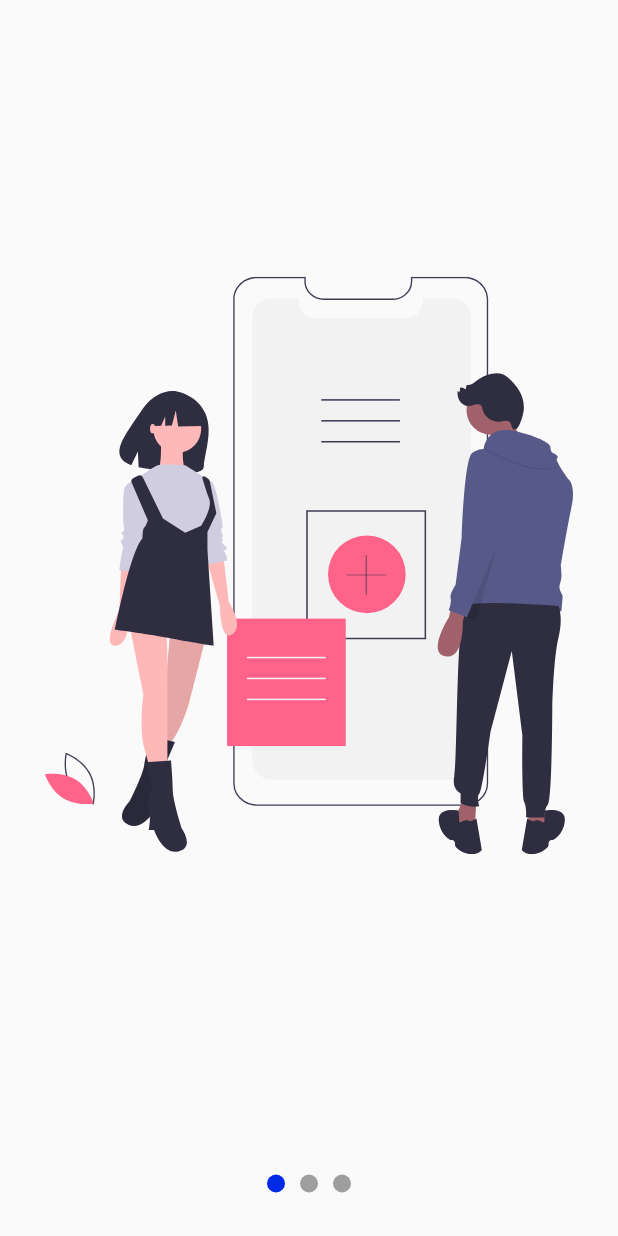
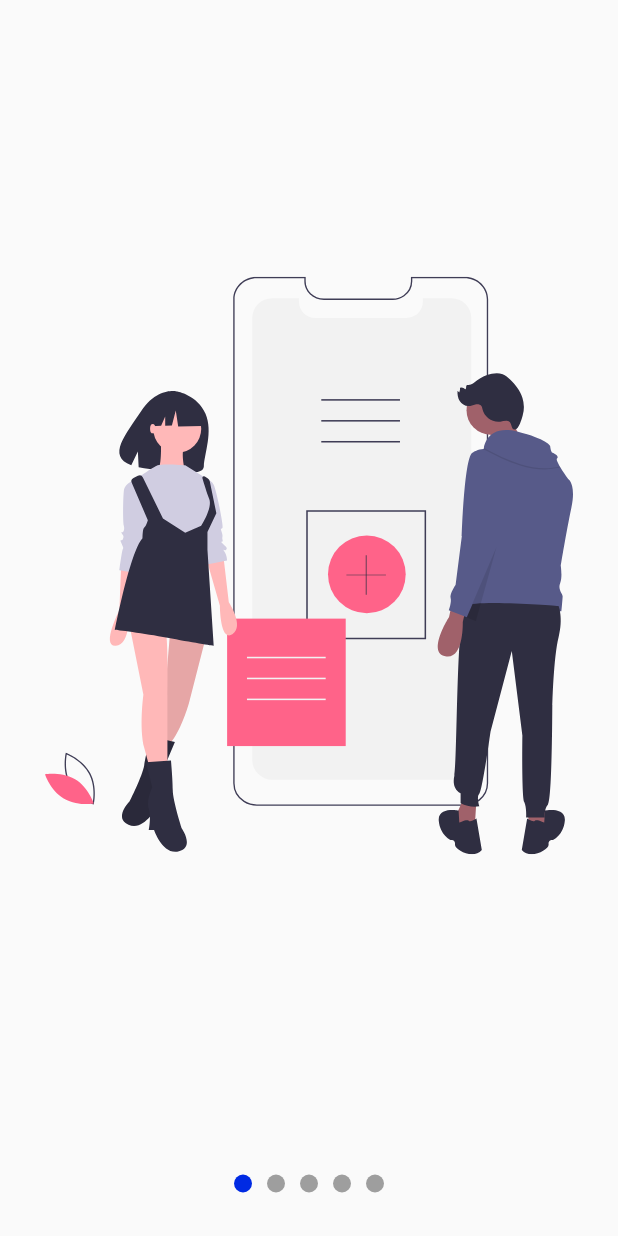
Before and after one commit to JeancarlosCarvajal/Disenos-de-Slide-Show-personalizados-para-mostrar-dispositivas, a Flutter app: the screen it shows after launch, on a phone screen of 412 x 824 dp. Run offline on Flutter 3.47's test engine with Material 2 defaults, Android fonts, the light colour scheme and no system bars; our stand-ins replace flutter_svg.

Commit message:
Automatizando la cantidad de puntos en funcion de la cantidad del array

```diff
--- a/lib/main.dart
+++ b/lib/main.dart
@@ -1,6 +1,6 @@
+import 'package:flutter/material.dart';
 
-import 'package:c_slides_show/src/pages/slides_show_page.dart';
-import 'package:flutter/material.dart';
+import 'package:c_slides_show/src/pages/slide_show_page.dart';
 
 void main() => runApp(MyApp());
 
--- /dev/null
+++ b/lib/src/labs/slides_show_page.dart
@@ -0,0 +1,142 @@
+import 'package:c_slides_show/src/models/slider_model_provider.dart';
+import 'package:flutter/material.dart';
+import 'package:flutter_svg/flutter_svg.dart';
+import 'package:provider/provider.dart';
+
+// esto es para hacer el sistema la plantilla
+
+class SlideShowPage extends StatelessWidget {
+
+  const SlideShowPage({Key? key}) : super(key: key);
+
+  @override
+  Widget build(BuildContext context) {
+    return ChangeNotifierProvider(
+      create: (_) => SliderModelProvider(),
+      child: Scaffold(
+        body: Center(
+           child: Column(
+             children: const [
+
+               Expanded( // expanded toma todo el tamano disponible
+                child: _Slides()
+              ),
+
+               _Dots()
+             ],
+           )
+        ),
+      ),
+    );
+  }
+}
+
+class _Dots extends StatelessWidget {
+  const _Dots({Key? key}) : super(key: key);
+
+  @override
+  Widget build(BuildContext context) {
+    return Container(
+      width: double.infinity,
+      height: 70,
+      // color: Colors.red,
+      child: Row(
+        mainAxisAlignment: MainAxisAlignment.center,
+        children: const [
+
+          _Dot(index: 0),
+          _Dot(index: 1),
+          _Dot(index: 2),
+
+        ],
+      ),
+    );
+  }
+}
+
+class _Dot extends StatelessWidget {
+  final int index;
+  const _Dot({
+    Key? key,
+    required this.index,
+  }) : super(key: key);
+
+  @override
+  Widget build(BuildContext context) {
+    final sliderModelProvider = Provider.of<SliderModelProvider>(context);
+    return Container(
+      width: 12,
+      height: 12,
+      margin: const EdgeInsets.symmetric(horizontal: 5),
+      decoration: BoxDecoration(
+        color: sliderModelProvider.currentPage.round() == index ? const Color.fromARGB(255, 0, 42, 227) : Colors.grey,
+        shape: BoxShape.circle
+      ),
+    );
+  }
+}
+
+class _Slides extends StatefulWidget {
+  const _Slides({Key? key}) : super(key: key);
+
+  @override
+  State<_Slides> createState() => _SlidesState();
+}
+
+class _SlidesState extends State<_Slides> {
+
+  // al usar una PageView() se tiene acceso al PageviewController que permite ver en que pagina se encuentra
+  final pageViewController = new PageController();
+  @override
+  void initState() {
+    pageViewController.addListener(() {
+      print('jean pagina: ${pageViewController.page}');
+      // actualizar el provider
+      final sliderModelProvider = Provider.of<SliderModelProvider>(context, listen: false);
+      sliderModelProvider.currentPage = pageViewController.page!;
+
+    });
+    super.initState();
+  }
+
+  @override
+  void dispose() {
+    pageViewController.dispose();
+    super.dispose();
+  }
+
+  @override
+  Widget build(BuildContext context) {
+
+    return Container(
+      child: PageView(
+        controller: pageViewController,
+        physics: const BouncingScrollPhysics(),
+        children: const [
+          _Slide(svg: 'assets/svgs/slide-1.svg'),
+          _Slide(svg: 'assets/svgs/slide-2.svg'),
+          _Slide(svg: 'assets/svgs/slide-3.svg'),
+        ],
+      )
+    );
+  }
+}
+
+class _Slide extends StatelessWidget {
+  final String svg;
+
+  const _Slide({
+    Key? key,
+    required this.svg,
+  }) : super(key: key);
+
+  @override
+  Widget build(BuildContext context) {
+    return Container(
+      width: double.infinity,
+      height: double.infinity,
+      padding: const EdgeInsets.all(30),
+      child: SvgPicture.asset(svg)
+    );
+  }
+}
--- /dev/null
+++ b/lib/src/pages/slide_show_page.dart
@@ -0,0 +1,24 @@
+import 'package:flutter/material.dart';
+
+import 'package:c_slides_show/src/widgets/slide_show.dart';
+import 'package:flutter_svg/flutter_svg.dart';
+
+class SlideShowPage extends StatelessWidget {
+
+  const SlideShowPage({Key? key}) : super(key: key);
+
+  @override
+  Widget build(BuildContext context) {
+    return Scaffold(
+      body: SlideShow(
+        slides: [
+          SvgPicture.asset('assets/svgs/slide-1.svg'),
+          SvgPicture.asset('assets/svgs/slide-2.svg'),
+          SvgPicture.asset('assets/svgs/slide-3.svg'),
+          SvgPicture.asset('assets/svgs/slide-4.svg'),
+          SvgPicture.asset('assets/svgs/slide-5.svg'),
+        ]
+      ),
+    );
+  }
+}
--- a/lib/src/pages/slides_show_page.dart
+++ b/lib/src/widgets/slide_show.dart
@@ -1,52 +1,68 @@
+import 'package:flutter/material.dart';
+import 'package:provider/provider.dart';
 import 'package:c_slides_show/src/models/slider_model_provider.dart';
-import 'package:flutter/material.dart';
+
+// TODO: Boorar luego
 import 'package:flutter_svg/flutter_svg.dart';
-import 'package:provider/provider.dart';
 
-class SlideShowPage extends StatelessWidget {
+class SlideShow extends StatelessWidget {
 
-  const SlideShowPage({Key? key}) : super(key: key);
+  final List<Widget> slides;
+
+  const SlideShow({
+    Key? key,
+    required this.slides
+  }) : super(key: key);
 
   @override
   Widget build(BuildContext context) {
     return ChangeNotifierProvider(
-      create: (BuildContext context) => SliderModelProvider(),
-      child: Scaffold(
-        body: Center(
-           child: Column(
-             children: const [
+      create: (_) => SliderModelProvider(),
+      child: Center(
+          child: Column(
+            children: [
 
-               Expanded( // expanded toma todo el tamano disponible
-                child: _Slides()
+              Expanded( // expanded toma todo el tamano disponible
+                child: _Slides(slides: slides)
               ),
 
-               _Dots()
-             ],
-           )
-        ),
+              _Dots(slides: slides)
+
+            ],
+          )
       ),
     );
   }
 }
 
+
 class _Dots extends StatelessWidget {
-  const _Dots({Key? key}) : super(key: key);
+
+  final List<Widget> slides;
+
+  const _Dots({
+    Key? key,
+    required this.slides
+  }) : super(key: key);
 
   @override
   Widget build(BuildContext context) {
+    int index;
     return Container(
       width: double.infinity,
       height: 70,
-      // color: Colors.red,
+      // color: Colors.red, this.slides[0].clipBehavior.index
       child: Row(
         mainAxisAlignment: MainAxisAlignment.center,
-        children: const [
+        children: List.generate(slides.length, (index) => _Dot(index: index)) // opcion 1
+        // children: slides.asMap().entries.map((widget) => _Dot(index: widget.key)).toList(), // opcion 2.. widget.key es el index iterable
 
-          _Dot(index: 0),
-          _Dot(index: 1),
-          _Dot(index: 2),
+        //  const [
+        //   _Dot(index: 0),
+        //   _Dot(index: 1),
+        //   _Dot(index: 2),
+        // ],
 
-        ],
       ),
     );
   }
@@ -67,7 +83,7 @@ class _Dot extends StatelessWidget {
       height: 12,
       margin: const EdgeInsets.symmetric(horizontal: 5),
       decoration: BoxDecoration(
-        color: sliderModelProvider.currentPage.round() == index ? Color.fromARGB(255, 0, 42, 227) : Colors.grey,
+        color: sliderModelProvider.currentPage.round() == index ? const Color.fromARGB(255, 0, 42, 227) : Colors.grey,
         shape: BoxShape.circle
       ),
     );
@@ -75,7 +91,12 @@ class _Dot extends StatelessWidget {
 }
 
 class _Slides extends StatefulWidget {
-  const _Slides({Key? key}) : super(key: key);
+  final List<Widget> slides;
+
+  const _Slides({
+    Key? key,
+    required this.slides
+  }) : super(key: key);
 
   @override
   State<_Slides> createState() => _SlidesState();
@@ -88,7 +109,7 @@ class _SlidesState extends State<_Slides> {
   @override
   void initState() {
     pageViewController.addListener(() {
-      print('jean pagina: ${pageViewController.page}');
+      // print('jean pagina: ${pageViewController.page}');
       // actualizar el provider
       final sliderModelProvider = Provider.of<SliderModelProvider>(context, listen: false);
       sliderModelProvider.currentPage = pageViewController.page!;
@@ -110,22 +131,18 @@ class _SlidesState extends State<_Slides> {
       child: PageView(
         controller: pageViewController,
         physics: const BouncingScrollPhysics(),
-        children: const [
-          _Slide(svg: 'assets/svgs/slide-1.svg'),
-          _Slide(svg: 'assets/svgs/slide-2.svg'),
-          _Slide(svg: 'assets/svgs/slide-3.svg'),
-        ],
+        children: widget.slides.map((slide) => _Slide(slide: slide)).toList(),
       )
     );
   }
 }
 
 class _Slide extends StatelessWidget {
-  final String svg;
+  final Widget slide;
 
   const _Slide({
     Key? key,
-    required this.svg,
+    required this.slide,
   }) : super(key: key);
 
   @override
@@ -134,7 +151,7 @@ class _Slide extends StatelessWidget {
       width: double.infinity,
       height: double.infinity,
       padding: const EdgeInsets.all(30),
-      child: SvgPicture.asset(svg)
+      child: slide
     );
   }
 }
```
